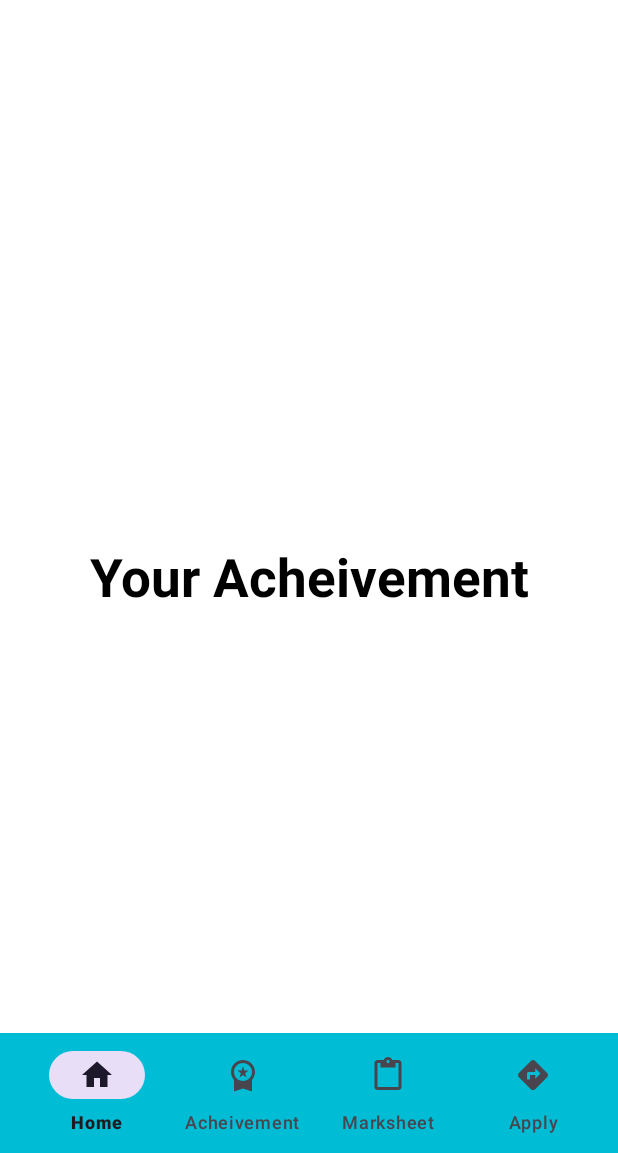
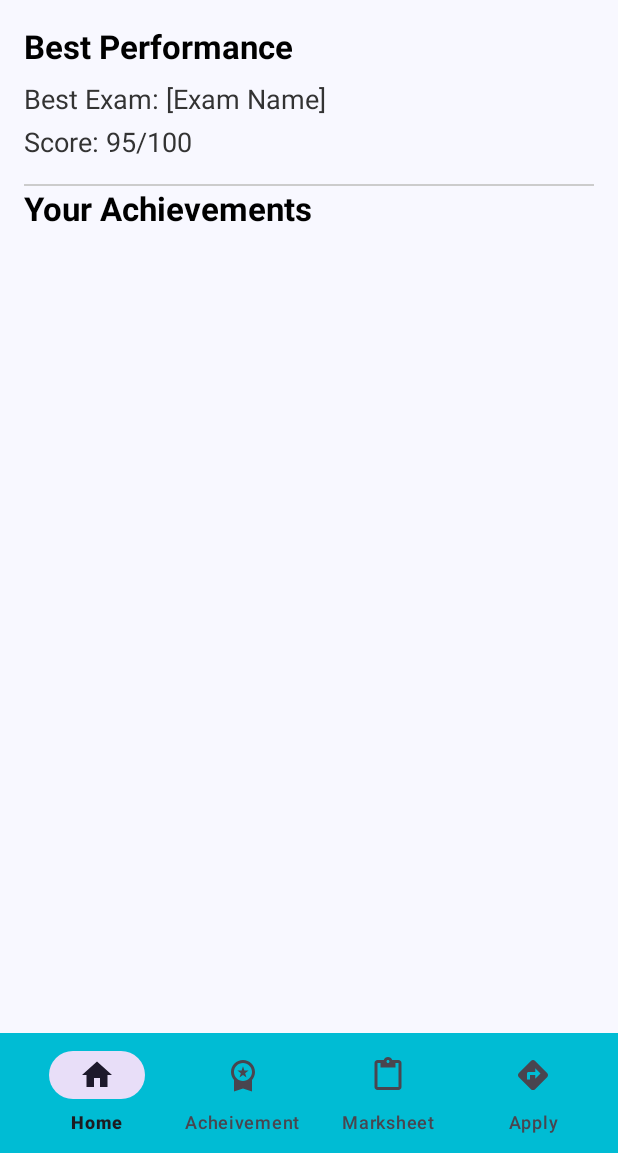
Before and after one commit to Rashmi-2005-Ranjan/Edu_Examine, an Android app: the fragment AcheivementFragment placed in its activity, on a phone screen of 412 x 824 dp, the part 83-1236 px from its top. Run offline under Robolectric (Android 15) with nearby library versions, the phone set to English and light mode, and no system bars; our stand-ins replace Firebase (no records; nobody signed in at launch, a user with empty details on screens opened directly); Roboto replaces fonts that are not available here.

Commit message:
"Design The Student Achievements Page"

```diff
--- a/app/src/main/res/layout/fragment_acheivement.xml
+++ b/app/src/main/res/layout/fragment_acheivement.xml
@@ -1,19 +1,64 @@
 <?xml version="1.0" encoding="utf-8"?>
-<FrameLayout xmlns:android="http://schemas.android.com/apk/res/android"
-    xmlns:tools="http://schemas.android.com/tools"
+<LinearLayout xmlns:android="http://schemas.android.com/apk/res/android"
     android:layout_width="match_parent"
     android:layout_height="match_parent"
-    tools:context=".StudentActivityFragments.AcheivementFragment">
+    android:orientation="vertical"
+    android:padding="16dp"
+    android:background="#F8F8FF">
 
-    <!-- TODO: Update blank fragment layout -->
+    <!-- Best Performance Section -->
     <TextView
+        android:layout_width="wrap_content"
+        android:layout_height="wrap_content"
+        android:text="Best Performance"
+        android:textSize="22sp"
+        android:textStyle="bold"
+        android:textColor="#000000"
+        android:paddingBottom="8dp" />
+
+    <!-- Best Exam Name -->
+    <TextView
+        android:id="@+id/best"
+        android:layout_width="wrap_content"
+        android:layout_height="wrap_content"
+        android:text="Best Exam: [Exam Name]"
+        android:textSize="18sp"
+        android:textColor="#333333"
+        android:paddingBottom="4dp" />
+
+    <!-- Best Score -->
+    <TextView
+        android:id="@+id/best_exam_score"
+        android:layout_width="wrap_content"
+        android:layout_height="wrap_content"
+        android:text="Score: 95/100"
+        android:textSize="18sp"
+        android:textColor="#333333"
+        android:paddingBottom="16dp" />
+
+    <!-- Divider Line -->
+    <View
         android:layout_width="match_parent"
-        android:layout_height="match_parent"
-        android:text="Your Acheivement"
-        android:textColor="@color/black"
-        android:gravity="center"
-        android:textSize="35sp"
+        android:layout_height="1dp"
+        android:background="#CCCCCC"
+        android:paddingBottom="16dp" />
+
+    <!-- Achievements Section Header -->
+    <TextView
+        android:layout_width="wrap_content"
+        android:layout_height="wrap_content"
+        android:text="Your Achievements"
+        android:textSize="22sp"
         android:textStyle="bold"
-        />
+        android:textColor="#000000"
+        android:paddingBottom="8dp" />
 
-</FrameLayout>
+    <!-- RecyclerView for displaying achievements -->
+    <androidx.recyclerview.widget.RecyclerView
+        android:id="@+id/recycle"
+        android:layout_width="match_parent"
+        android:layout_height="wrap_content"
+        android:paddingTop="8dp"
+        android:paddingBottom="8dp"
+        android:scrollbars="vertical" />
+</LinearLayout>
```
